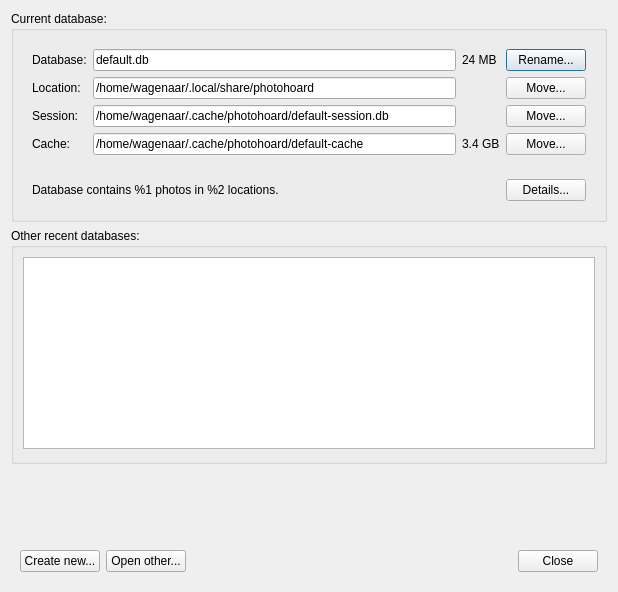
Above: src/dlg/DatabaseDialog.ui from wagenadl/photohoard before the change. Below: the same form after it.
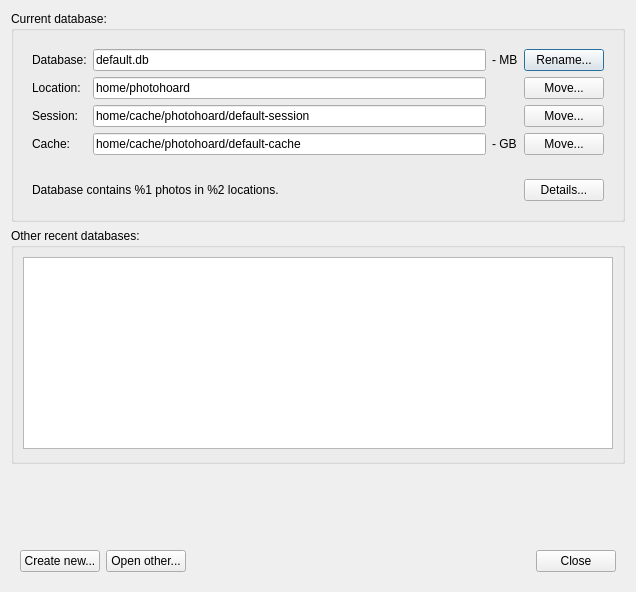
That is the form after the change.

Commit message: Work on DatabaseDialog. Discovered that foldertree was not used, so dropped it. Discovered that roots could be generated as orphans even though grandparents in db. Attempted to fix that.

Patch:
```diff
--- a/src/dlg/DatabaseDialog.ui
+++ b/src/dlg/DatabaseDialog.ui
@@ -6,7 +6,7 @@
    <rect>
     <x>0</x>
     <y>0</y>
-    <width>618</width>
+    <width>636</width>
     <height>592</height>
    </rect>
   </property>
@@ -49,7 +49,7 @@
          <item row="0" column="2">
           <widget class="QLabel" name="dbsize">
            <property name="text">
-            <string>24 MB</string>
+            <string>- MB</string>
            </property>
           </widget>
          </item>
@@ -70,7 +70,7 @@
          <item row="1" column="1">
           <widget class="QLineEdit" name="txtlocation">
            <property name="text">
-            <string>/home/wagenaar/.local/share/photohoard</string>
+            <string>home/photohoard</string>
            </property>
            <property name="readOnly">
             <bool>true</bool>
@@ -86,8 +86,14 @@
          </item>
          <item row="2" column="1">
           <widget class="QLineEdit" name="txtsession">
+           <property name="sizePolicy">
+            <sizepolicy hsizetype="Expanding" vsizetype="Fixed">
+             <horstretch>0</horstretch>
+             <verstretch>0</verstretch>
+            </sizepolicy>
+           </property>
            <property name="text">
-            <string>/home/wagenaar/.cache/photohoard/default-session.db</string>
+            <string>home/cache/photohoard/default-session</string>
            </property>
            <property name="readOnly">
             <bool>true</bool>
@@ -111,7 +117,7 @@
          <item row="3" column="1">
           <widget class="QLineEdit" name="txtcache">
            <property name="text">
-            <string>/home/wagenaar/.cache/photohoard/default-cache</string>
+            <string>home/cache/photohoard/default-cache</string>
            </property>
            <property name="readOnly">
             <bool>true</bool>
@@ -121,7 +127,7 @@
          <item row="3" column="2">
           <widget class="QLabel" name="cachesize">
            <property name="text">
-            <string>3.4 GB</string>
+            <string>- GB</string>
            </property>
           </widget>
          </item>
```
The commit also changes 15 other files.
